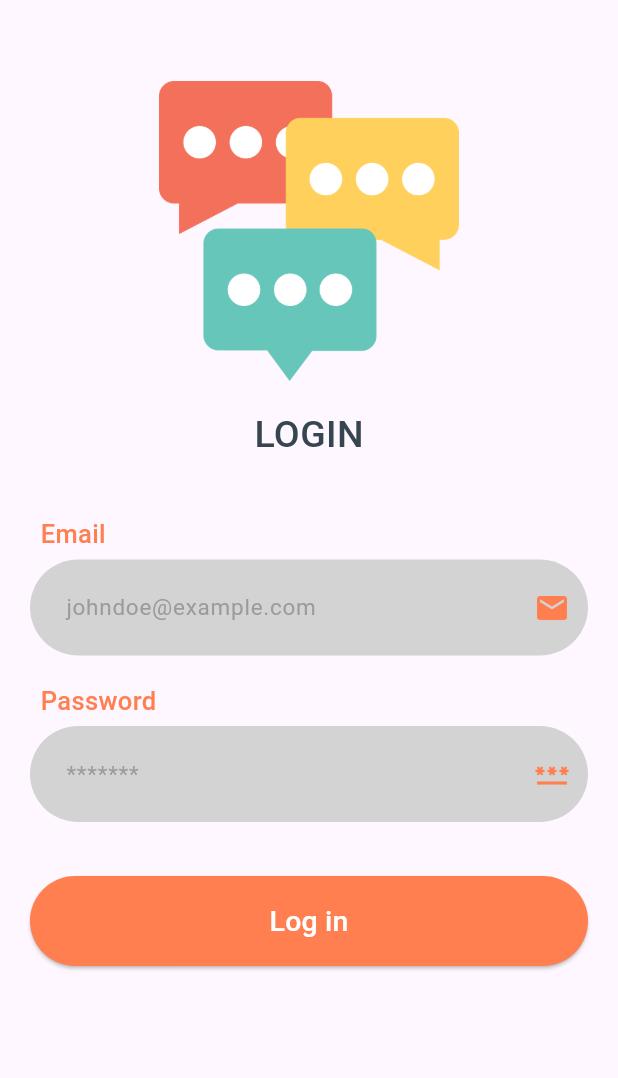
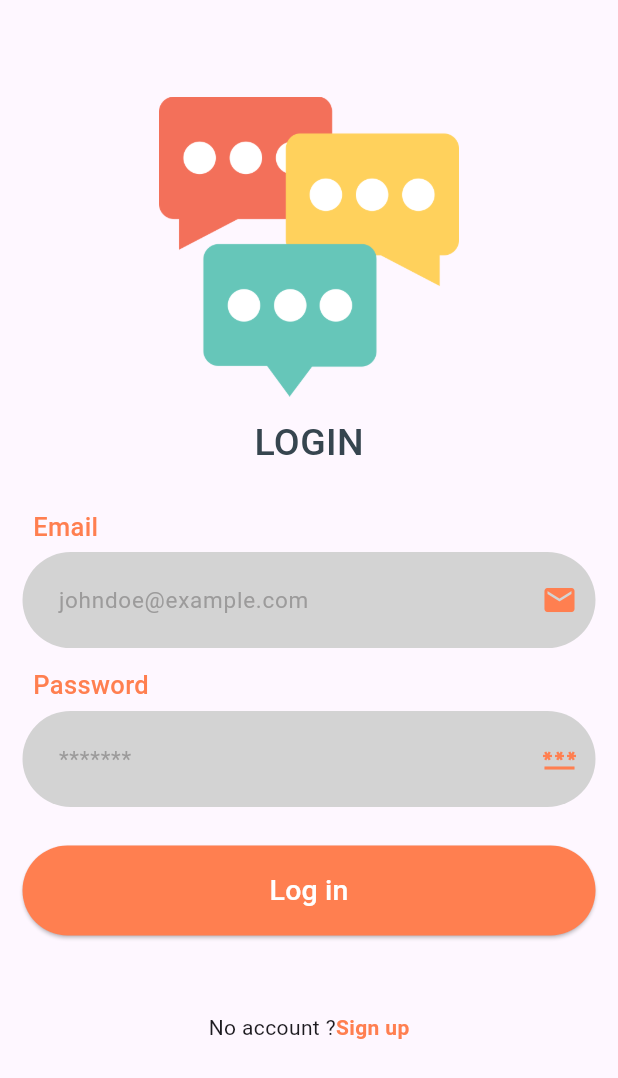
Before and after one commit to salma-elmaghawry/Chat-App, a Flutter app: the screen it shows after launch, on a phone screen of 412 x 824 dp. Shown: the top 1078 px of the screen. Run offline on Flutter 3.47's test engine with Material 3 defaults, Android fonts, the light colour scheme and no system bars.

Commit message:
loginpage done

```diff
--- a/lib/Screens/login_page.dart
+++ b/lib/Screens/login_page.dart
@@ -10,11 +10,11 @@ class loginPage extends StatelessWidget {
     return  Scaffold(
       body: Center(
         child: Padding(
-          padding: const EdgeInsets.symmetric(horizontal: 20.0), // Adjust padding as needed
+          padding: const EdgeInsets.symmetric(horizontal: 15.0), // Adjust padding as needed
           child: Column(
             crossAxisAlignment: CrossAxisAlignment.start,
             children: [
-              Spacer(flex: 3),
+              Spacer(flex: 5),
               Center(
                 child: Image.asset(
                   'assets/chat.png',
@@ -53,10 +53,26 @@ class loginPage extends StatelessWidget {
               ),
               Spacer(flex: 2),
               SizedBox(
+                child: button(),
                 width: double.infinity,
-                child: button(),
               ),
-              Spacer(flex: 10),
+              Spacer(flex: 4),
+              Row(
+                mainAxisAlignment: MainAxisAlignment.center,
+                children: [
+                  Text("No account ?",
+                  style: TextStyle(
+
+                  ),
+                  ),
+                    Text("Sign up",
+                  style: TextStyle(
+                    color: Color(0xffFF7F50),fontWeight: FontWeight.bold
+                  ),
+                  )
+                ],
+              ),
+              Spacer(flex:10)
             ],
           ),
         ),
```
